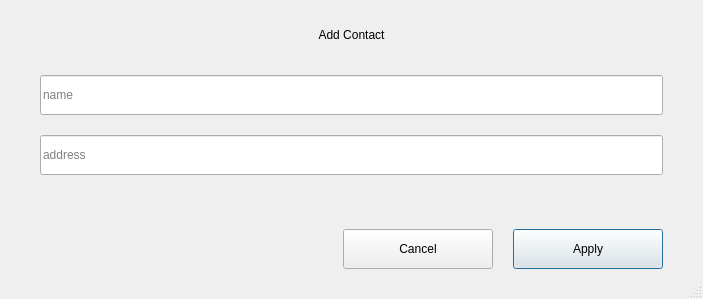
Above: dialogs/w_contacteditdlg.ui from 0xkobe/mwc-wallet before the change. Below: the same form after it.
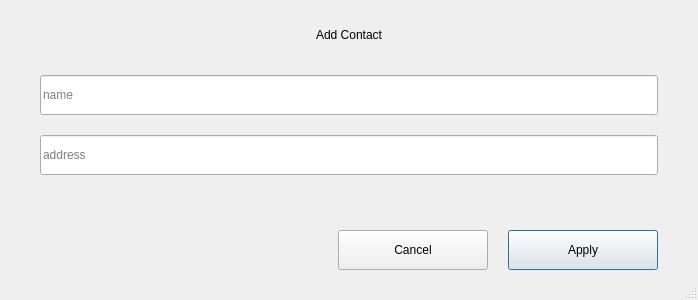
That is the form after the change. Custom widgets are drawn as their Qt base class.

The edit to the form file:
```diff
--- a/dialogs/w_contacteditdlg.ui
+++ b/dialogs/w_contacteditdlg.ui
@@ -6,8 +6,8 @@
    <rect>
     <x>0</x>
     <y>0</y>
-    <width>703</width>
-    <height>299</height>
+    <width>698</width>
+    <height>300</height>
    </rect>
   </property>
   <property name="windowTitle">
```
